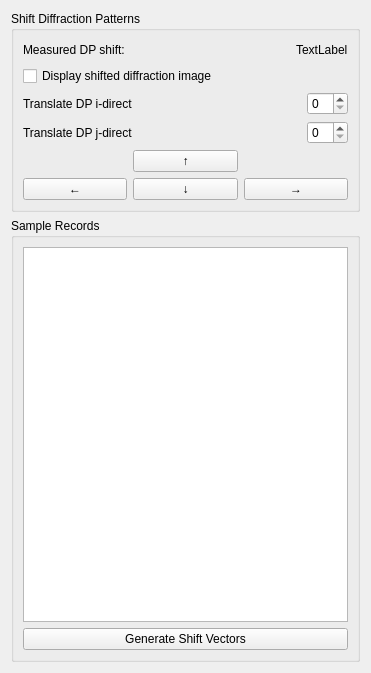
Before: the Qt Designer form FourDExplorer/ui/uiWidgetAlignmentManual.ui in ManifoldsHu/FourDExplorer, drawn with Qt 5.
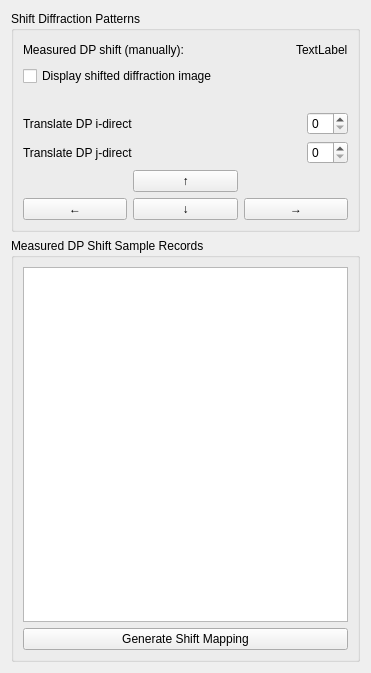
After: the same form once the commit is applied.

Commit message: implement WidgetAlignmentRef

The edit to the form file:
```diff
--- a/FourDExplorer/ui/uiWidgetAlignmentManual.ui
+++ b/FourDExplorer/ui/uiWidgetAlignmentManual.ui
@@ -25,7 +25,7 @@
         <item>
          <widget class="QLabel" name="label">
           <property name="text">
-           <string>Measured DP shift:</string>
+           <string>Measured DP shift (manually):</string>
           </property>
          </widget>
         </item>
@@ -58,6 +58,22 @@
         </property>
        </widget>
       </item>
+      <item>
+       <spacer name="verticalSpacer">
+        <property name="orientation">
+         <enum>Qt::Vertical</enum>
+        </property>
+        <property name="sizeType">
+         <enum>QSizePolicy::Minimum</enum>
+        </property>
+        <property name="sizeHint" stdset="0">
+         <size>
+          <width>20</width>
+          <height>20</height>
+         </size>
+        </property>
+       </spacer>
+      </item>
       <item>
        <layout class="QHBoxLayout" name="horizontalLayout">
         <item>
@@ -141,7 +157,7 @@
    <item>
     <widget class="QGroupBox" name="groupBox_sample_records">
      <property name="title">
-      <string>Sample Records</string>
+      <string>Measured DP Shift Sample Records</string>
      </property>
      <layout class="QVBoxLayout" name="verticalLayout_4">
       <item>
@@ -150,7 +166,7 @@
       <item>
        <widget class="QPushButton" name="pushButton_generate_shift_vec">
         <property name="text">
-         <string>Generate Shift Vectors</string>
+         <string>Generate Shift Mapping</string>
         </property>
        </widget>
       </item>
```
The commit also changes 13 other files.
